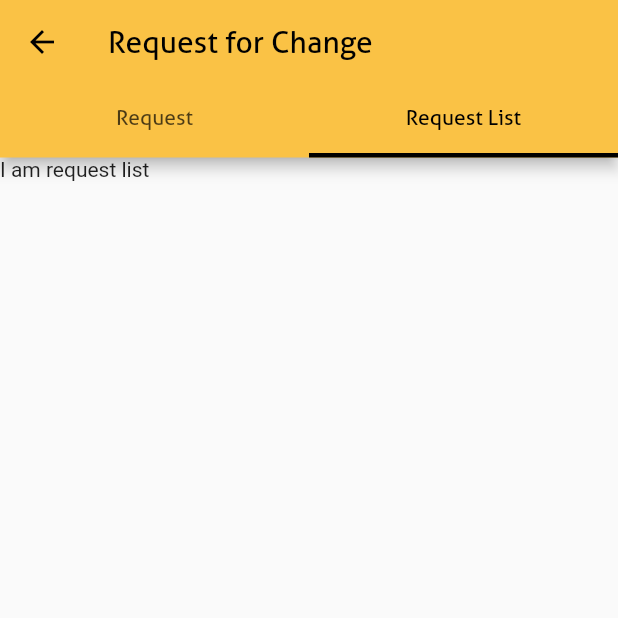
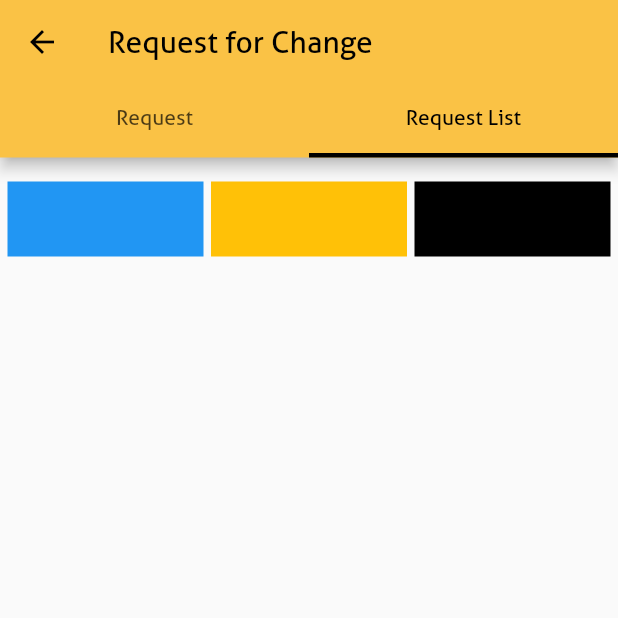
Before and after one commit to Tanvirul-swe/Anun-partner, a Flutter app: the RequestToChange screen opened directly, tab 2 chosen, on a phone screen of 412 x 824 dp, the top half of it. Run offline on Flutter 3.47's test engine with Material 2 defaults, Android fonts, the phone set to English and light mode, and no system bars; our stand-ins replace flutter_switch, numberpicker.

Commit message:
update request ui

```diff
--- a/lib/screen/request_to_change.dart
+++ b/lib/screen/request_to_change.dart
@@ -29,7 +29,7 @@ class _RequestToChangeState extends State<RequestToChange> {
               Tab(text: 'Request List'),
             ],
           ),
-          title: Text(
+          title: const Text(
             'Request for Change',
             style: TextStyle(
               color: Colors.black,
@@ -37,7 +37,7 @@ class _RequestToChangeState extends State<RequestToChange> {
             ),
           ),
         ),
-        body: TabBarView(
+        body: const TabBarView(
           children: [
             RequestPage(),
             RequestList(),
@@ -58,11 +58,12 @@ class RequestPage extends StatefulWidget {
 class _RequestPageState extends State<RequestPage> {
   List<DropdownMenuItem<String>> get dropdownItems {
     List<DropdownMenuItem<String>> menuItems = [
-      DropdownMenuItem(child: Text("Name correction"), value: "name"),
-      DropdownMenuItem(child: Text("Menu correction"), value: "menue"),
-      DropdownMenuItem(child: Text("Price correction"), value: "price"),
-      DropdownMenuItem(child: Text("Offers correction"), value: "England"),
-      DropdownMenuItem(child: Text("Others"), value: "othes"),
+      const DropdownMenuItem(child: Text("Name correction"), value: "name"),
+      const DropdownMenuItem(child: Text("Menu correction"), value: "menue"),
+      const DropdownMenuItem(child: Text("Price correction"), value: "price"),
+      const DropdownMenuItem(
+          child: Text("Offers correction"), value: "England"),
+      const DropdownMenuItem(child: Text("Others"), value: "othes"),
     ];
     return menuItems;
   }
@@ -136,15 +137,13 @@ class _RequestPageState extends State<RequestPage> {
             color: green,
             textColor: black,
             child: const Text(
-              "Sign In",
+              "Request for Change",
               style: TextStyle(
                 fontFamily: "Allerta",
                 fontSize: 17,
               ),
             ),
-            onPressed: () => {
-
-            },
+            onPressed: () => {},
             splashColor: read,
           ),
         ],
@@ -159,7 +158,47 @@ class RequestList extends StatelessWidget {
   @override
   Widget build(BuildContext context) {
     return Scaffold(
-      body: Text('I am request list'),
-    );
+        body: Column(
+      children: [
+        Padding(padding: EdgeInsets.all(8)),
+        Row(
+          children: [
+            SizedBox(
+              width: 5,
+            ),
+            Flexible(
+              flex: 1,
+              child: Container(
+                height: 50,
+                color: Colors.blue,
+              ),
+            ),
+            SizedBox(
+              width: 5,
+            ),
+            Flexible(
+              flex: 1,
+              child: Container(
+                height: 50,
+                color: Colors.amber,
+              ),
+            ),
+            SizedBox(
+              width: 5,
+            ),
+            Flexible(
+              flex: 1,
+              child: Container(
+                height: 50,
+                color: Colors.black,
+              ),
+            ),
+            SizedBox(
+              width: 5,
+            ),
+          ],
+        )
+      ],
+    ));
   }
 }
```
